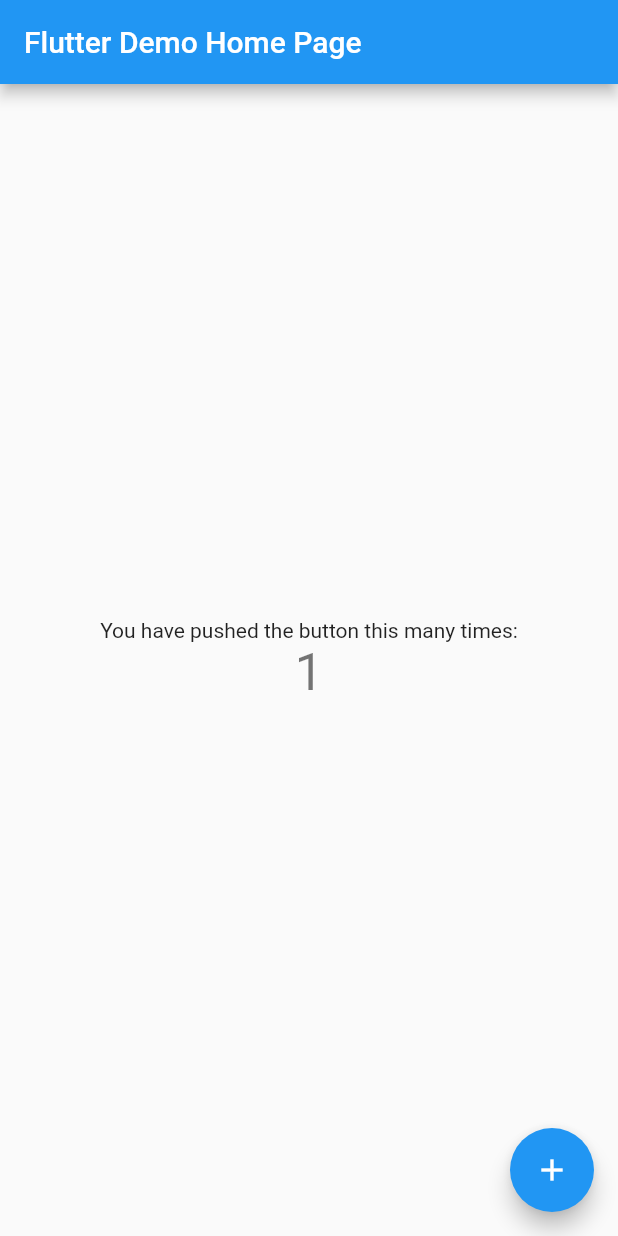
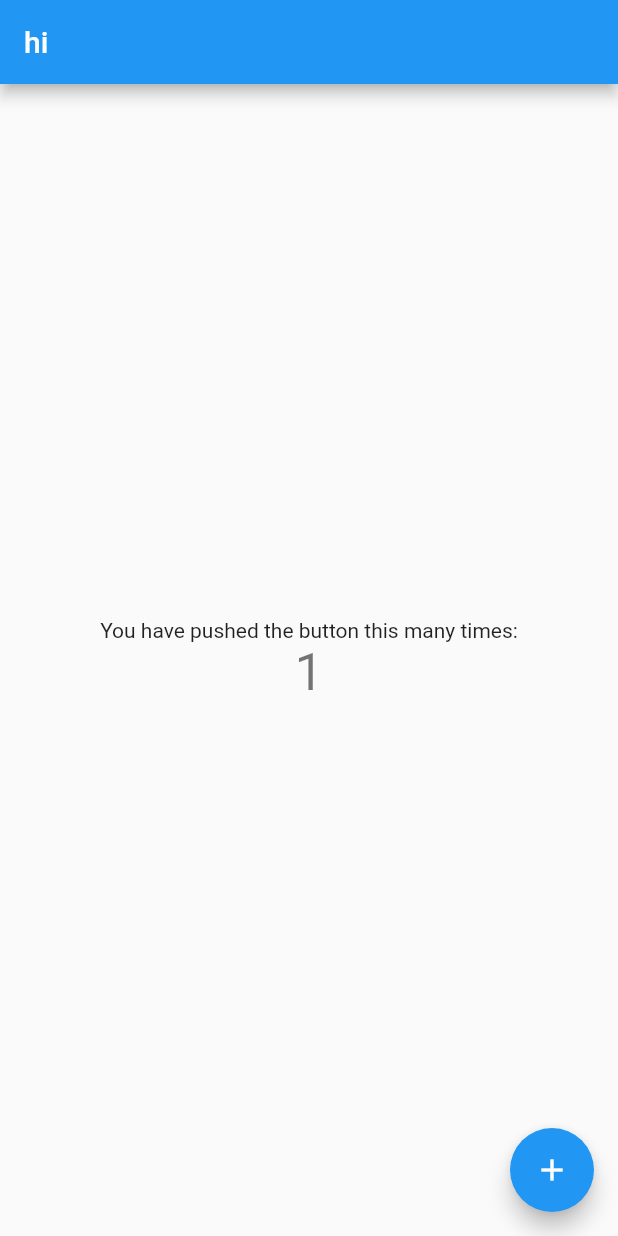
Before and after one commit to ihsan-git-1/Nostra-Casa-Real-Estate, a Flutter app: the screen it shows after launch, after a tap on the "add" icon, on a phone screen of 412 x 824 dp. Run offline on Flutter 3.47's test engine with Material 2 defaults, Android fonts, the phone set to English and light mode, and no system bars.

Commit message:
navigation base added

```diff
--- a/lib/main.dart
+++ b/lib/main.dart
@@ -1,115 +1,23 @@
 import 'package:flutter/material.dart';
+import 'package:nostra_casa/utility/app_router.dart';
 
 void main() {
-  runApp(const MyApp());
+  runApp(MyApp(appRouter:  AppRouter(),));
 }
 
 class MyApp extends StatelessWidget {
-  const MyApp({super.key});
+  const MyApp({required this.appRouter,super.key});
 
-  // This widget is the root of your application.
+  final AppRouter appRouter;
+
   @override
   Widget build(BuildContext context) {
     return MaterialApp(
       title: 'Flutter Demo',
       theme: ThemeData(
-        // This is the theme of your application.
-        //
-        // Try running your application with "flutter run". You'll see the
-        // application has a blue toolbar. Then, without quitting the app, try
-        // changing the primarySwatch below to Colors.green and then invoke
-        // "hot reload" (press "r" in the console where you ran "flutter run",
-        // or simply save your changes to "hot reload" in a Flutter IDE).
-        // Notice that the counter didn't reset back to zero; the application
-        // is not restarted.
         primarySwatch: Colors.blue,
       ),
-      home: const MyHomePage(title: 'Flutter Demo Home Page'),
+      onGenerateRoute: appRouter.onGenerateRoute,
     );
   }
 }
-
-class MyHomePage extends StatefulWidget {
-  const MyHomePage({super.key, required this.title});
-
-  // This widget is the home page of your application. It is stateful, meaning
-  // that it has a State object (defined below) that contains fields that affect
-  // how it looks.
-
-  // This class is the configuration for the state. It holds the values (in this
-  // case the title) provided by the parent (in this case the App widget) and
-  // used by the build method of the State. Fields in a Widget subclass are
-  // always marked "final".
-
-  final String title;
-
-  @override
-  State<MyHomePage> createState() => _MyHomePageState();
-}
-
-class _MyHomePageState extends State<MyHomePage> {
-  int _counter = 0;
-
-  void _incrementCounter() {
-    setState(() {
-      // This call to setState tells the Flutter framework that something has
-      // changed in this State, which causes it to rerun the build method below
-      // so that the display can reflect the updated values. If we changed
-      // _counter without calling setState(), then the build method would not be
-      // called again, and so nothing would appear to happen.
-      _counter++;
-    });
-  }
-
-  @override
-  Widget build(BuildContext context) {
-    // This method is rerun every time setState is called, for instance as done
-    // by the _incrementCounter method above.
-    //
-    // The Flutter framework has been optimized to make rerunning build methods
-    // fast, so that you can just rebuild anything that needs updating rather
-    // than having to individually change instances of widgets.
-    return Scaffold(
-      appBar: AppBar(
-        // Here we take the value from the MyHomePage object that was created by
-        // the App.build method, and use it to set our appbar title.
-        title: Text(widget.title),
-      ),
-      body: Center(
-        // Center is a layout widget. It takes a single child and positions it
-        // in the middle of the parent.
-        child: Column(
-          // Column is also a layout widget. It takes a list of children and
-          // arranges them vertically. By default, it sizes itself to fit its
-          // children horizontally, and tries to be as tall as its parent.
-          //
-          // Invoke "debug painting" (press "p" in the console, choose the
-          // "Toggle Debug Paint" action from the Flutter Inspector in Android
-          // Studio, or the "Toggle Debug Paint" command in Visual Studio Code)
-          // to see the wireframe for each widget.
-          //
-          // Column has various properties to control how it sizes itself and
-          // how it positions its children. Here we use mainAxisAlignment to
-          // center the children vertically; the main axis here is the vertical
-          // axis because Columns are vertical (the cross axis would be
-          // horizontal).
-          mainAxisAlignment: MainAxisAlignment.center,
-          children: <Widget>[
-            const Text(
-              'You have pushed the button this many times:',
-            ),
-            Text(
-              '$_counter',
-              style: Theme.of(context).textTheme.headline4,
-            ),
-          ],
-        ),
-      ),
-      floatingActionButton: FloatingActionButton(
-        onPressed: _incrementCounter,
-        tooltip: 'Increment',
-        child: const Icon(Icons.add),
-      ), // This trailing comma makes auto-formatting nicer for build methods.
-    );
-  }
-}
--- /dev/null
+++ b/lib/presentation/home.dart
@@ -0,0 +1,77 @@
+import 'package:flutter/material.dart';
+
+
+class MyHomePage extends StatefulWidget {
+  const MyHomePage({super.key, required this.title});
+  final String title;
+
+  @override
+  State<MyHomePage> createState() => _MyHomePageState();
+}
+
+class _MyHomePageState extends State<MyHomePage> {
+  int _counter = 0;
+
+  void _incrementCounter() {
+    setState(() {
+      // This call to setState tells the Flutter framework that something has
+      // changed in this State, which causes it to rerun the build method below
+      // so that the display can reflect the updated values. If we changed
+      // _counter without calling setState(), then the build method would not be
+      // called again, and so nothing would appear to happen.
+      _counter++;
+    });
+  }
+
+  @override
+  Widget build(BuildContext context) {
+    // This method is rerun every time setState is called, for instance as done
+    // by the _incrementCounter method above.
+    //
+    // The Flutter framework has been optimized to make rerunning build methods
+    // fast, so that you can just rebuild anything that needs updating rather
+    // than having to individually change instances of widgets.
+    return Scaffold(
+      appBar: AppBar(
+        // Here we take the value from the MyHomePage object that was created by
+        // the App.build method, and use it to set our appbar title.
+        title: Text(widget.title),
+      ),
+      body: Center(
+        // Center is a layout widget. It takes a single child and positions it
+        // in the middle of the parent.
+        child: Column(
+          // Column is also a layout widget. It takes a list of children and
+          // arranges them vertically. By default, it sizes itself to fit its
+          // children horizontally, and tries to be as tall as its parent.
+          //
+          // Invoke "debug painting" (press "p" in the console, choose the
+          // "Toggle Debug Paint" action from the Flutter Inspector in Android
+          // Studio, or the "Toggle Debug Paint" command in Visual Studio Code)
+          // to see the wireframe for each widget.
+          //
+          // Column has various properties to control how it sizes itself and
+          // how it positions its children. Here we use mainAxisAlignment to
+          // center the children vertically; the main axis here is the vertical
+          // axis because Columns are vertical (the cross axis would be
+          // horizontal).
+          mainAxisAlignment: MainAxisAlignment.center,
+          children: <Widget>[
+            const Text(
+              'You have pushed the button this many times:',
+            ),
+            Text(
+              '$_counter',
+              style: Theme.of(context).textTheme.headline4,
+            ),
+          ],
+        ),
+      ),
+      floatingActionButton: FloatingActionButton(
+        onPressed: _incrementCounter,
+        tooltip: 'Increment',
+        child: const Icon(Icons.add),
+      ), // This trailing comma makes auto-formatting nicer for build methods.
+    );
+  }
+}
--- /dev/null
+++ b/lib/utility/app_router.dart
@@ -0,0 +1,29 @@
+import 'package:flutter/material.dart';
+
+import '../presentation/home.dart';
+import 'app_routes.dart';
+
+
+class AppRouter {
+
+
+  Route? onGenerateRoute(RouteSettings settings) {
+    return MaterialPageRoute(
+        builder: (context) {
+      switch (settings.name) {
+        case AppRoutes.home:
+          return const MyHomePage(title: 'hi',);
+
+        default:
+          return const Scaffold(
+            body: Center(
+              child: Text(
+                'Check Named Route',
+                style: TextStyle(fontSize: 30, color: Colors.black),
+              ),
+            ),
+          );
+        }
+  });
+}
+}
--- /dev/null
+++ b/lib/utility/app_routes.dart
@@ -0,0 +1,7 @@
+
+
+class AppRoutes {
+
+  static const String home ="/";
+
+}
```
Also changed, not shown: 1 other file.
